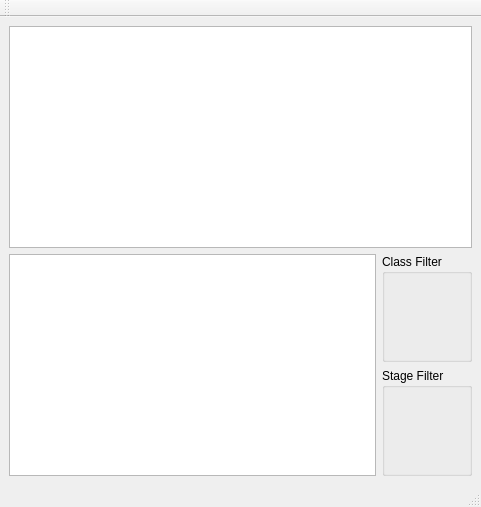
Before: the Qt Designer form elogviewerQt.ui in fonic/elogviewer, drawn with Qt 5.
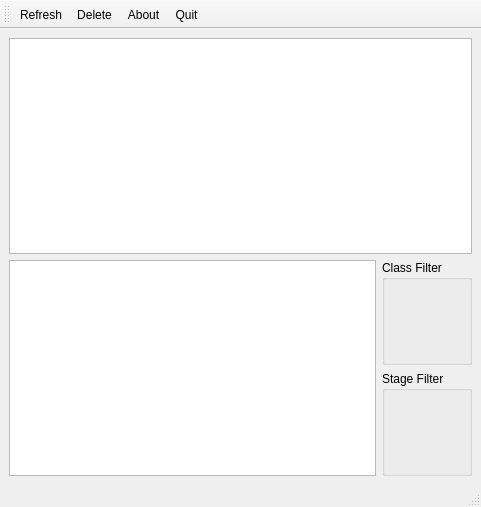
After: the same form once the commit is applied.

Commit message:
Autoconnect actions
Add the actions to the toolbar and use autoconnect to trigger code in
the evQt. The code actually only acknowledges itself. Only placeholder
code.

```diff
--- a/elogviewerQt.ui
+++ b/elogviewerQt.ui
@@ -86,6 +86,10 @@
    <attribute name="toolBarBreak">
     <bool>false</bool>
    </attribute>
+   <addaction name="actionRefresh"/>
+   <addaction name="actionDelete"/>
+   <addaction name="actionAbout"/>
+   <addaction name="actionQuit"/>
   </widget>
   <action name="actionQuit">
    <property name="text">
```
The commit also changes 2 other files.
